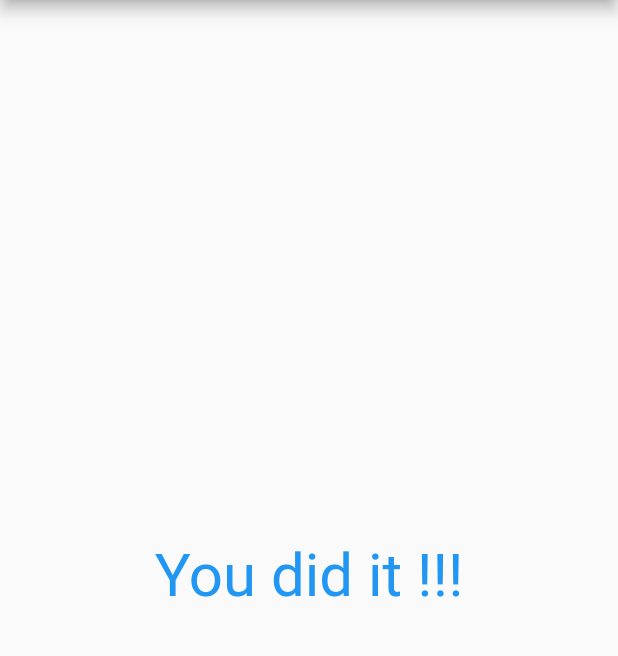
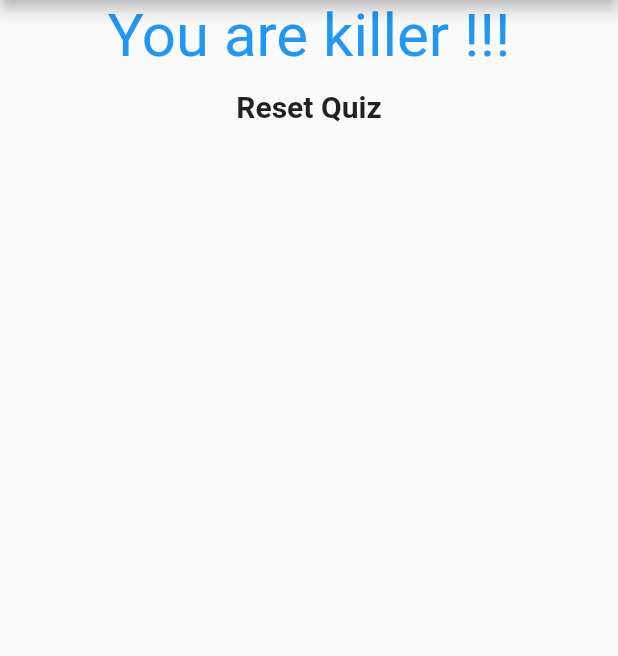
Before and after one commit to nishantk03/flutter-app, a Flutter app: the screen it shows after launch, after a tap on "Red", after a tap on "Lion", after a tap on "Chicken", on a phone screen of 412 x 824 dp, the part 84-740 px from its top. Run offline on Flutter 3.47's test engine with Material 2 defaults, Android fonts, the phone set to English and light mode, and no system bars.

Commit message:
quiz flow completed

```diff
--- a/lib/main.dart
+++ b/lib/main.dart
@@ -1,7 +1,6 @@
-import 'package:basic_app/question.dart';
+import 'package:basic_app/quiz.dart';
+import 'package:basic_app/result.dart';
 import 'package:flutter/material.dart';
-
-import 'answer.dart';
 
 void main() {
   runApp(MyApp());
@@ -15,52 +14,67 @@ class MyApp extends StatefulWidget {
 }
 
 class _MyAppState extends State<MyApp> {
-  final questions = const [
+  final _questions = const [
     {
       'question': 'What\'s your favourite color?',
-      'answer': ['Red', 'Organge', 'Green', 'Black']
+      'answer': [
+        {'text': 'Red', 'score': 10},
+        {'text': 'Organge', 'score': 8},
+        {'text': 'Green', 'score': 5},
+        {'text': 'Black', 'score': 2}
+      ]
     },
     {
       'question': 'What\'s your favourite animal?',
-      'answer': ['Rabbit', 'Lion', 'Dog', 'Cow']
+      'answer': [
+        {'text': 'Rabbit', 'score': 3},
+        {'text': 'Lion', 'score': 20},
+        {'text': 'Dog', 'score': 10},
+        {'text': 'Cow', 'score': 1}
+      ]
     },
     {
       'question': 'What\'s your favourite food?',
-      'answer': ['Panner', 'Mashroom', 'Chicken', 'Noodles']
+      'answer': [
+        {'text': 'Panner', 'score': 3},
+        {'text': 'Mashroom', 'score': 5},
+        {'text': 'Chicken', 'score': 8},
+        {'text': 'Noodles', 'score': 2}
+      ]
     },
   ];
 
   var _questionIndex = 0;
-  void _answerChoosen() {
+  var _quizScore = 0;
+
+  void _resetQuiz() {
+    setState(() {
+      _questionIndex = 0;
+      _quizScore = 0;
+    });
+  }
+
+  void _answerChoosen(score) {
     setState(() {
       _questionIndex++;
+      _quizScore += score;
     });
   }
 
   @override
   Widget build(BuildContext context) {
-    //var questions = ['This is the 1st question?', 'This is the 2nd question?'];
-
     return MaterialApp(
       home: Scaffold(
-          appBar: AppBar(
-            title: Text('Quiz'),
-          ),
-          body: _questionIndex < questions.length
-              ? Column(
-                  children: [
-                    Question(questions[_questionIndex]['question']),
-                    ...(questions[_questionIndex]['answer'] as List<String>)
-                        .map((ans) => Answer(_answerChoosen, ans))
-                        .toList()
-                  ],
-                )
-              : Center(
-                  child: Text(
-                    'You did it !!!',
-                    style: TextStyle(fontSize: 40, color: Colors.blue),
-                  ),
-                )),
+        appBar: AppBar(
+          title: Text('Quiz'),
+        ),
+        body: _questionIndex < _questions.length
+            ? Quiz(
+                quizQuestions: _questions,
+                answerHandler: _answerChoosen,
+                questionIndex: _questionIndex)
+            : Result(_quizScore, _resetQuiz),
+      ),
     );
   }
 }
--- /dev/null
+++ b/lib/quiz.dart
@@ -0,0 +1,27 @@
+import 'package:basic_app/question.dart';
+import 'package:flutter/material.dart';
+
+import 'answer.dart';
+
+class Quiz extends StatelessWidget {
+  final List<Map<String, Object>> quizQuestions;
+  final Function answerHandler;
+  final int questionIndex;
+  Quiz({
+    @required this.quizQuestions,
+    @required this.answerHandler,
+    @required this.questionIndex,
+  }); //named arguments
+  @override
+  Widget build(BuildContext context) {
+    return Column(
+      children: [
+        Question(quizQuestions[questionIndex]['question']),
+        ...(quizQuestions[questionIndex]['answer'] as List<Map<String, Object>>)
+            .map(
+                (ans) => Answer(() => answerHandler(ans['score']), ans['text']))
+            .toList()
+      ],
+    );
+  }
+}
--- /dev/null
+++ b/lib/result.dart
@@ -0,0 +1,39 @@
+import 'package:flutter/material.dart';
+
+class Result extends StatelessWidget {
+  final int score;
+  final Function reset;
+  Result(this.score, this.reset);
+
+  String get quizPhrase {
+    String phrase;
+    if (score <= 8) {
+      phrase = 'You are innocent !!!';
+    } else if (score <= 20) {
+      phrase = 'You are daring !!!';
+    } else {
+      phrase = 'You are killer !!!';
+    }
+    return phrase;
+  }
+
+  @override
+  Widget build(BuildContext context) {
+    return Column(
+      children: [
+        Center(
+          child: Text(
+            quizPhrase,
+            style: TextStyle(fontSize: 40, color: Colors.blue),
+          ),
+        ),
+        FlatButton(
+            onPressed: reset,
+            child: Text(
+              'Reset Quiz',
+              style: TextStyle(fontWeight: FontWeight.bold, fontSize: 20),
+            ))
+      ],
+    );
+  }
+}
```
